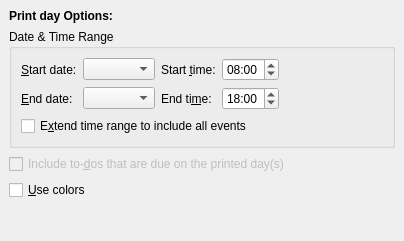
Qt form printing/calprintdayconfig_base.ui (KDE/korganizer) before a commit.
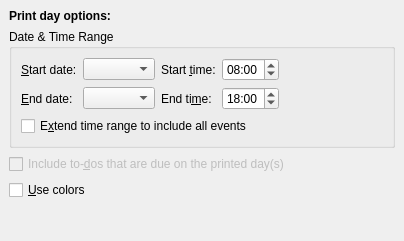
The same form after that commit. Custom widgets are drawn as their Qt base class.

Commit message: fix the header label

Patch:
```diff
--- a/printing/calprintdayconfig_base.ui
+++ b/printing/calprintdayconfig_base.ui
@@ -33,7 +33,7 @@
       <string>&lt;html>&lt;head>&lt;meta name="qrichtext" content="1" />&lt;style type="text/css">
 p, li { white-space: pre-wrap; }
 &lt;/style>&lt;/head>&lt;body style=" font-family:'Sans Serif'; font-size:9pt; font-weight:400; font-style:normal;">
-&lt;p style=" margin-top:0px; margin-bottom:0px; margin-left:0px; margin-right:0px; -qt-block-indent:0; text-indent:0px;">&lt;span style=" font-weight:600;">Print day Options:&lt;/span>&lt;/p>&lt;/body>&lt;/html></string>
+&lt;p style=" margin-top:0px; margin-bottom:0px; margin-left:0px; margin-right:0px; -qt-block-indent:0; text-indent:0px;">&lt;span style=" font-weight:600;">Print day options:&lt;/span>&lt;/p>&lt;/body>&lt;/html></string>
      </property>
     </widget>
    </item>
```
The commit also changes 1 other file.
